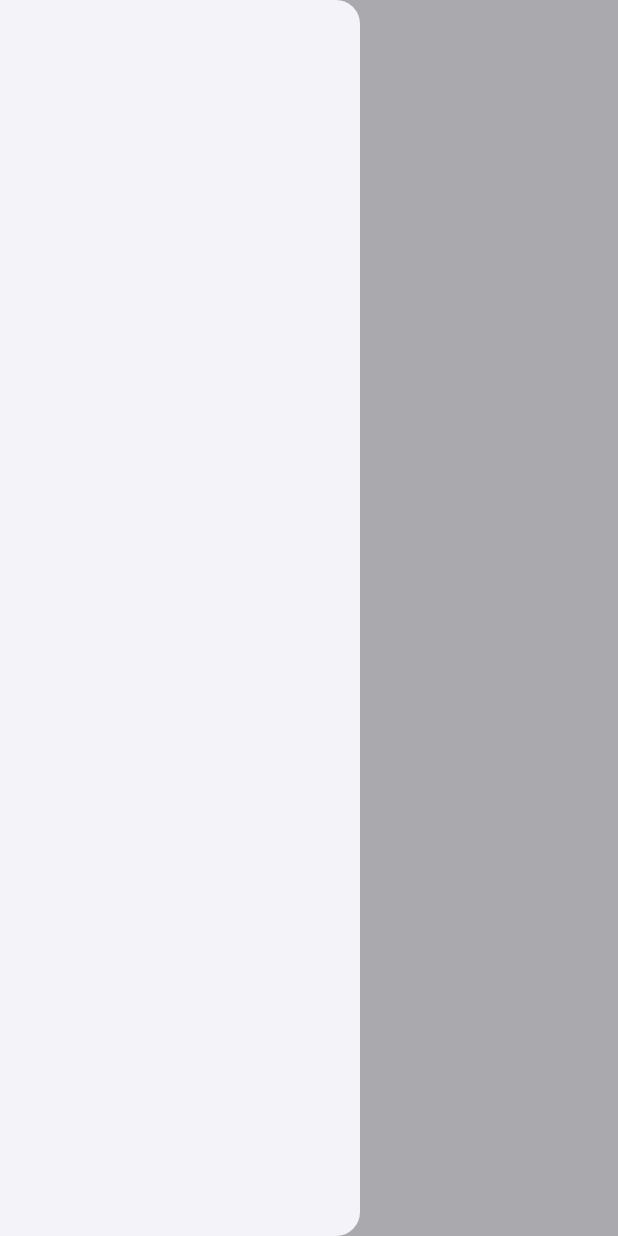
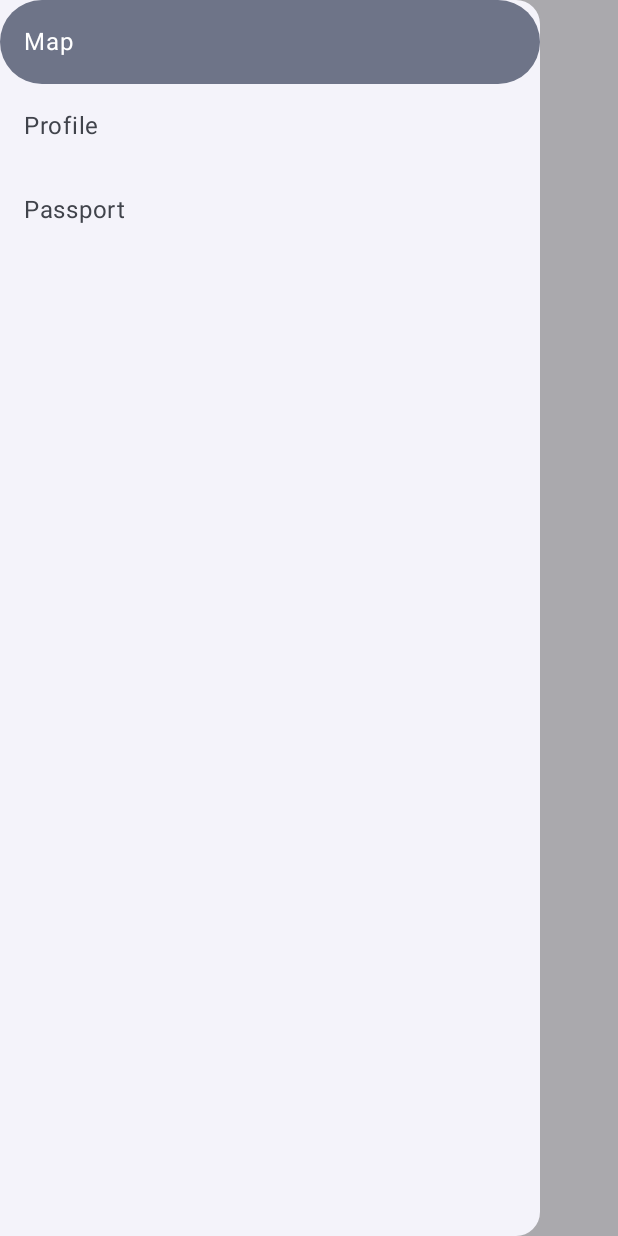
Before and after one commit to nynycius/Android_Project_3052662, an Android app built with Jetpack Compose: the screen it shows after launch (MainActivity), after a tap on "Menu", on a phone screen of 412 x 824 dp. Run offline under Robolectric (Android 15) with nearby library versions, the phone set to English and light mode, and no system bars.

```diff
--- a/app/src/main/java/com/gdc/androidproject3052662/MainActivity.kt
+++ b/app/src/main/java/com/gdc/androidproject3052662/MainActivity.kt
@@ -5,15 +5,24 @@ import android.graphics.drawable.Icon
 import android.os.Bundle
 import androidx.activity.ComponentActivity
 import androidx.activity.compose.setContent
+import androidx.compose.foundation.layout.Arrangement
 import androidx.compose.foundation.layout.Column
+import androidx.compose.foundation.layout.Spacer
 import androidx.compose.foundation.layout.fillMaxSize
+import androidx.compose.foundation.layout.height
 import androidx.compose.foundation.layout.padding
+import androidx.compose.foundation.layout.size
+import androidx.compose.foundation.rememberScrollState
+import androidx.compose.foundation.verticalScroll
 import androidx.compose.material.icons.Icons
+import androidx.compose.material.icons.filled.AccountCircle
+import androidx.compose.material.icons.filled.FavoriteBorder
 import androidx.compose.material.icons.filled.LocationOn
 import androidx.compose.material.icons.filled.Menu
 import androidx.compose.material.icons.rounded.AccountCircle
 import androidx.compose.material.icons.sharp.FavoriteBorder
 import androidx.compose.material3.Button
+import androidx.compose.material3.ButtonDefaults
 import androidx.compose.material3.DrawerState
 import androidx.compose.material3.DrawerValue
 import androidx.compose.material3.ExperimentalMaterial3Api
@@ -34,42 +43,95 @@ import androidx.compose.runtime.Composable
 import androidx.compose.runtime.mutableStateListOf
 import androidx.compose.runtime.setValue
 import androidx.compose.runtime.getValue
+import androidx.compose.runtime.mutableIntStateOf
+import androidx.compose.runtime.mutableStateOf
 import androidx.compose.runtime.rememberCoroutineScope
 import androidx.compose.runtime.saveable.rememberSaveable
 import androidx.compose.ui.Modifier
 import androidx.compose.ui.graphics.vector.ImageVector
 import androidx.compose.ui.tooling.preview.Preview
+import androidx.compose.ui.unit.dp
 import androidx.navigation.NavController
+import androidx.navigation.NavGraphBuilder
+import androidx.navigation.compose.NavHost
+import androidx.navigation.compose.composable
 import androidx.navigation.compose.rememberNavController
 import com.gdc.androidproject3052662.ui.theme.AndroidProject3052662Theme
 import kotlinx.coroutines.launch
 
 
 // create data class for the nav items
-data class NavigationItem( val title: String, val selectIcon: ImageVector)
+data class NavigationItem( val title: String, val selectIcon: ImageVector, val route: String)
 
 @OptIn(ExperimentalMaterial3Api::class)
 class MainActivity : ComponentActivity() {
-//    @SuppressLint("UnusedMaterial3ScaffoldPaddingParameter")
     override fun onCreate(savedInstanceState: Bundle?) {
         super.onCreate(savedInstanceState)
         setContent {
             AndroidProject3052662Theme {
+                // list for drawer nav items
+                val items = listOf(
+                    NavigationItem(
+                        "Map",
+                        Icons.Filled.LocationOn,
+                        "map"
+                    ),
+                    NavigationItem(
+                        "Profile",
+                        Icons.Filled.AccountCircle,
+                        "profile"
+                    ),
+                    NavigationItem(
+                        "Passport",
+                        Icons.Filled.FavoriteBorder,
+                        "passport"
+                    )
+
+                )
+
+
                 // A surface container using the 'background' color from the theme
                 Surface(
                     modifier = Modifier.fillMaxSize(),
                     color = MaterialTheme.colorScheme.background
                 ) {
+
                     val drawerState = rememberDrawerState(initialValue = DrawerValue.Closed)
                     val scope = rememberCoroutineScope()
+                    var selectedItemIndex by rememberSaveable {
+                        mutableIntStateOf(0)
+                    }
+                    // navigation controller
+                    val navController = rememberNavController()
+
+
+
                     ModalNavigationDrawer(
+
                         drawerState = drawerState,
                         drawerContent = {
-                            ModalDrawerSheet { /* Drawer content */ }
+                            ModalDrawerSheet {
+                                items.forEachIndexed { index, item ->
+                                    NavigationDrawerItem(
+                                        label = {
+                                                Text(text = item.title)
+                                        },
+                                        // selected used to highlight selected option
+                                        selected = index == selectedItemIndex,
+                                        onClick = {
+                                            navController.navigate(item.route)
+                                            selectedItemIndex = index
+                                            scope.launch {
+                                                drawerState.close()
+                                            }
+                                        })
+                                }
+                            }
                         },
-//                        gesturesEnabled = false,
+                        gesturesEnabled = false,
                         //modifier = Modifier.padding(NavigationDrawerItemDefaults.ItemPadding)
                     ) {
+                        // Scaffold used to wrap content bellow topBar
                         Scaffold(
                             topBar = {
                                 TopAppBar(
@@ -85,8 +147,17 @@ class MainActivity : ComponentActivity() {
                                 )
                             }
                         ) {contentPadding ->
-                            Modifier.padding(contentPadding)
-                            Column {
+                            val scrollState = rememberScrollState()
+                            Column (modifier = Modifier.padding(contentPadding),
+                                    verticalArrangement = Arrangement.spacedBy(5.dp),
+//                                    modifier = Modifier.verticalScroll(scrollState)
+
+                            ){
+                                //SetNavhost
+
+                                Button(onClick = { navController.navigate("passport")}) {
+
+                                }
                                 Text(text = "test1")
                                 Text(text = "test2")
                                 Text(text = "test3")
@@ -109,3 +180,10 @@ class MainActivity : ComponentActivity() {
         }
     }
 }
+@Preview(showBackground = true)
+@Composable
+fun HomeScreenPreview() {
+    AndroidProject3052662Theme {
+        MainActivity()
+    }
+}
--- a/app/src/main/java/com/gdc/androidproject3052662/Passport.kt
+++ b/app/src/main/java/com/gdc/androidproject3052662/Passport.kt
@@ -10,6 +10,7 @@ import androidx.compose.material3.Text
 import androidx.compose.runtime.Composable
 import androidx.compose.ui.Modifier
 import androidx.compose.ui.tooling.preview.Preview
+import androidx.navigation.NavController
 import com.gdc.androidproject3052662.ui.theme.AndroidProject3052662Theme
 
 class Passport : ComponentActivity() {
@@ -36,6 +37,10 @@ fun Greeting3(name: String, modifier: Modifier = Modifier) {
         modifier = modifier
     )
 }
+@Composable
+fun PassportScreen(navController: NavController){
+    Greeting3("Android")
+}
 
 @Preview(showBackground = true)
 @Composable
```
Also changed, not shown: app/src/main/java/com/gdc/androidproject3052662/Profile.kt (+15 -9 lines).
